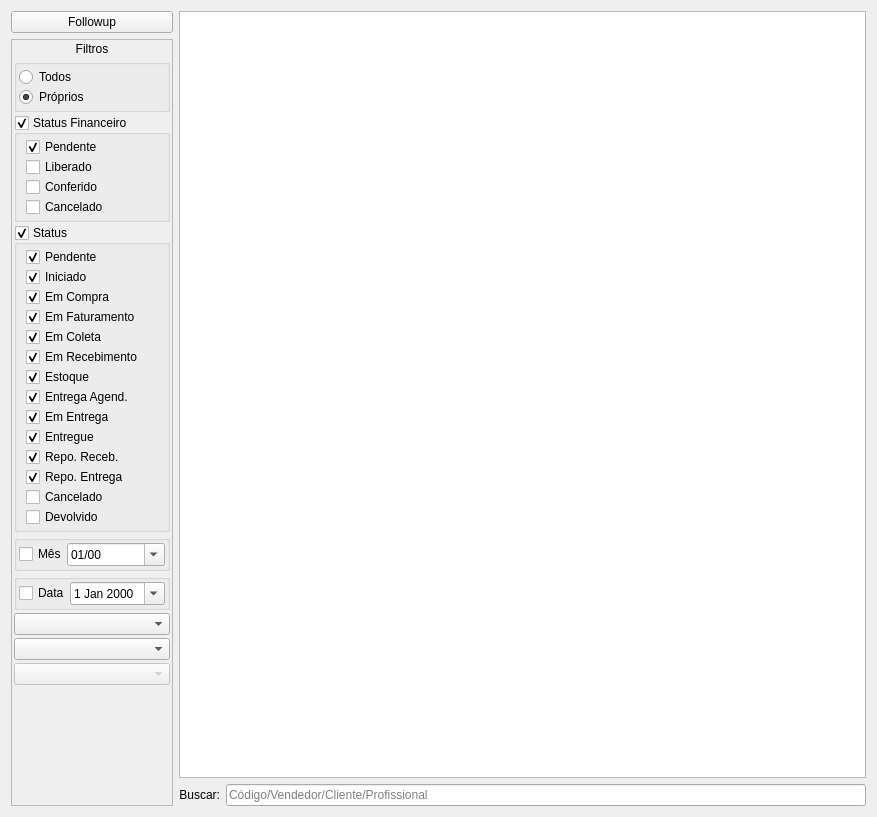
Qt form ui/widgetvenda.ui (darktorres/ERP-STACCATO) before a commit.
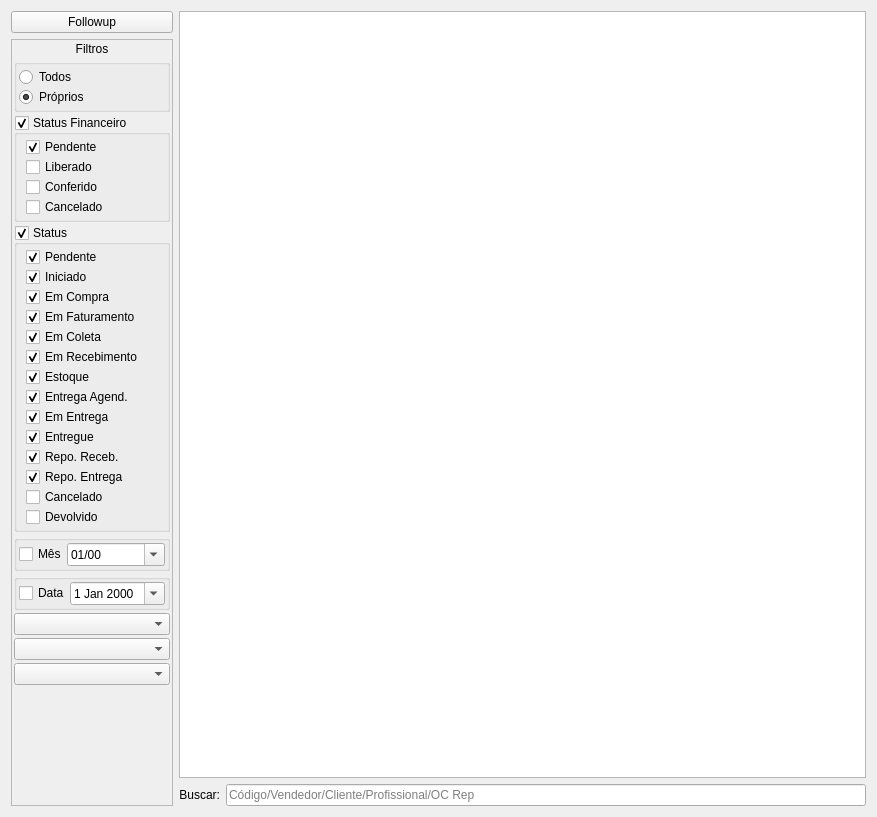
The same form after that commit. Custom widgets are drawn as their Qt base class.

Patch:
```diff
--- a/ui/widgetvenda.ui
+++ b/ui/widgetvenda.ui
@@ -42,7 +42,7 @@
         <bool>true</bool>
        </property>
        <property name="placeholderText">
-        <string>Código/Vendedor/Cliente/Profissional</string>
+        <string>Código/Vendedor/Cliente/Profissional/OC Rep</string>
        </property>
       </widget>
      </item>
@@ -627,11 +627,7 @@
                 <number>0</number>
                </property>
                <item>
-                <widget class="QComboBox" name="comboBoxFornecedores">
-                 <property name="enabled">
-                  <bool>false</bool>
-                 </property>
-                </widget>
+                <widget class="QComboBox" name="comboBoxFornecedores"/>
                </item>
               </layout>
              </widget>
```
